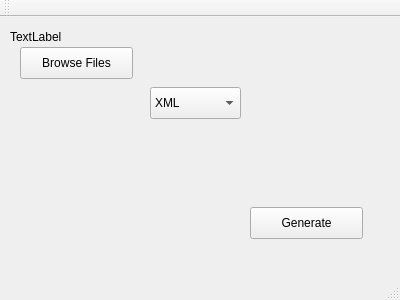
Old version of the form DependencyMapper/mainwindow.ui in the repository jandrewmc/DependencyMapper.
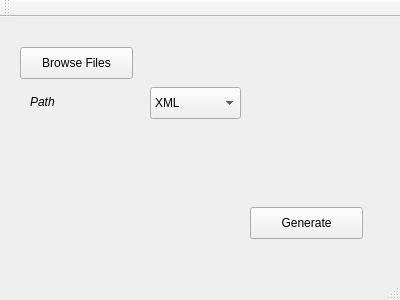
New version of the form.

Patch:
```diff
--- a/DependencyMapper/mainwindow.ui
+++ b/DependencyMapper/mainwindow.ui
@@ -30,14 +30,14 @@
    <widget class="QLabel" name="pathLbl">
     <property name="geometry">
      <rect>
-      <x>10</x>
-      <y>10</y>
-      <width>371</width>
-      <height>20</height>
+      <x>30</x>
+      <y>60</y>
+      <width>101</width>
+      <height>51</height>
      </rect>
     </property>
     <property name="text">
-     <string>TextLabel</string>
+     <string>&lt;html&gt;&lt;head/&gt;&lt;body&gt;&lt;p&gt;&lt;span style=&quot; font-size:9pt; font-style:italic;&quot;&gt;Path&lt;/span&gt;&lt;/p&gt;&lt;/body&gt;&lt;/html&gt;</string>
     </property>
    </widget>
    <widget class="QComboBox" name="comboBox">
```
